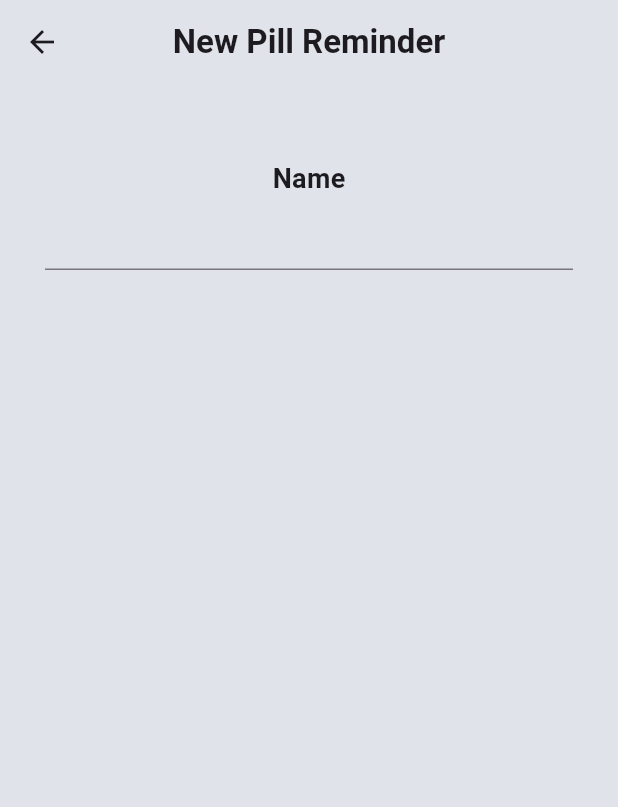
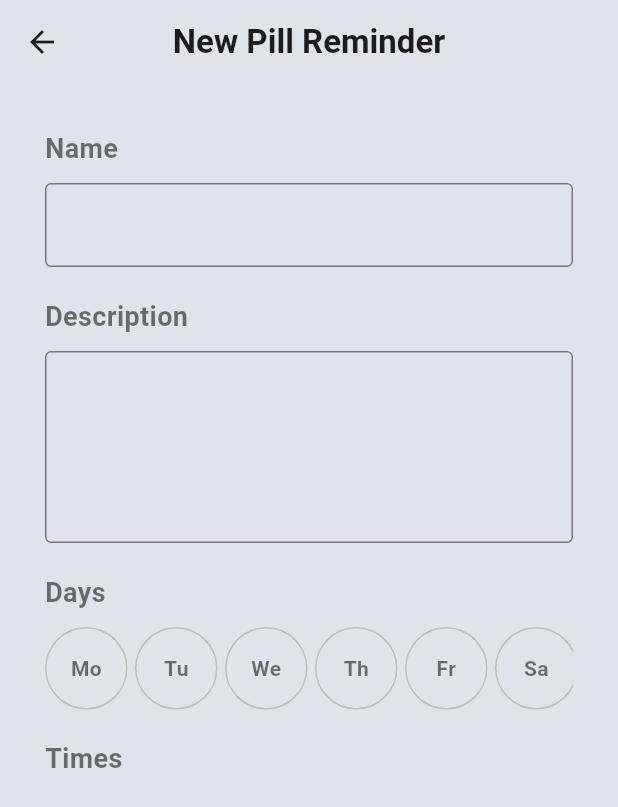
Before and after one commit to Soulaiman-sys/Pill-reminder, a Flutter app: the NewPillReminder screen opened directly, on a phone screen of 412 x 824 dp. Shown: the top 807 px of the screen. Run offline on Flutter 3.47's test engine with Material 3 defaults, Android fonts, the phone set to English and light mode, and no system bars.

Commit message:
feat: add reminder page

```diff
--- a/lib/new_pill_reminder.dart
+++ b/lib/new_pill_reminder.dart
@@ -10,6 +10,8 @@ class NewPillReminder extends StatefulWidget {
 class _NewPillReminderState extends State<NewPillReminder> {
   TextEditingController txtName = TextEditingController();
   TextEditingController txtDescription = TextEditingController();
+  final dayNames = ['Mo','Tu','We','Th','Fr','Sa','Su'];
+  List<String> selectedDays = [];
 
   @override
   Widget build(BuildContext context) {
@@ -24,9 +26,64 @@ class _NewPillReminderState extends State<NewPillReminder> {
         child: Form(
             child: Column(
               children: [
-                SizedBox(height: 50,),
-                Text('Name',style: TextStyle(fontWeight: FontWeight.bold,fontSize: 18),),
-                TextFormField()
+                SizedBox(height: 30,),
+                Align(alignment: Alignment.centerLeft,child: Text('Name',style: TextStyle(fontWeight: FontWeight.bold,fontSize: 18,color: Colors.black54),textAlign: TextAlign.start,)),
+                SizedBox(height: 10,),
+                TextFormField(
+                  decoration: InputDecoration(
+                    border: const OutlineInputBorder(borderSide: BorderSide(color: Colors.grey)),
+                    focusedBorder:  const OutlineInputBorder(borderSide: BorderSide(color: Colors.grey)),
+                  ),
+                ),
+                SizedBox(height: 20,),
+                Align(alignment: Alignment.centerLeft,child: Text('Description',style: TextStyle(fontWeight: FontWeight.bold,fontSize: 18,color: Colors.black54),textAlign: TextAlign.start,)),
+                SizedBox(height: 10,),
+                TextFormField(
+                  maxLines: 4,
+                  decoration: InputDecoration(
+                    border: const OutlineInputBorder(borderSide: BorderSide(color: Colors.grey)),
+                    focusedBorder:  const OutlineInputBorder(borderSide: BorderSide(color: Colors.grey)),
+                  ),
+                ),
+                SizedBox(height: 20,),
+                Align(alignment: Alignment.centerLeft,child: Text('Days',style: TextStyle(fontWeight: FontWeight.bold,fontSize: 18,color: Colors.black54),textAlign: TextAlign.start,)),
+                SizedBox(height: 10,),
+                SingleChildScrollView(
+                  scrollDirection: Axis.horizontal,
+                  child: Row(
+                    children: [
+                      ...dayNames.map((e){
+                        bool isSelected = selectedDays.any((item)=> item ==e);
+                      return GestureDetector(
+                        onTap: (){
+                          setState(() {
+                            if(!isSelected) {
+                              selectedDays.add(e);
+                            }else{
+                              selectedDays.remove(e);
+                            }
+                          });
+                        },
+                        child: Container(
+                          margin: EdgeInsets.only(right: 5),
+                          width: 55,
+                          height: 55,
+                          decoration: BoxDecoration(
+                            color: (isSelected)? Colors.lightBlueAccent.withValues(alpha: .1) : null,
+                            shape: BoxShape.circle,
+                            border: (!isSelected) ?   Border.all(color: Colors.grey.shade400) : null
+                          ),
+                          child: Center(child: Text(e,
+                            style: TextStyle(fontSize: 14,fontWeight: FontWeight.bold,color: (isSelected) ? Colors.lightBlue : Colors.black54),
+                          )),
+                        ),
+                      );
+                      }),
+                    ],
+                  ),
+                ),
+                SizedBox(height: 20,),
+                Align(alignment: Alignment.centerLeft,child: Text('Times',style: TextStyle(fontWeight: FontWeight.bold,fontSize: 18,color: Colors.black54),textAlign: TextAlign.start,)),
             ],
         )),
       )
```
